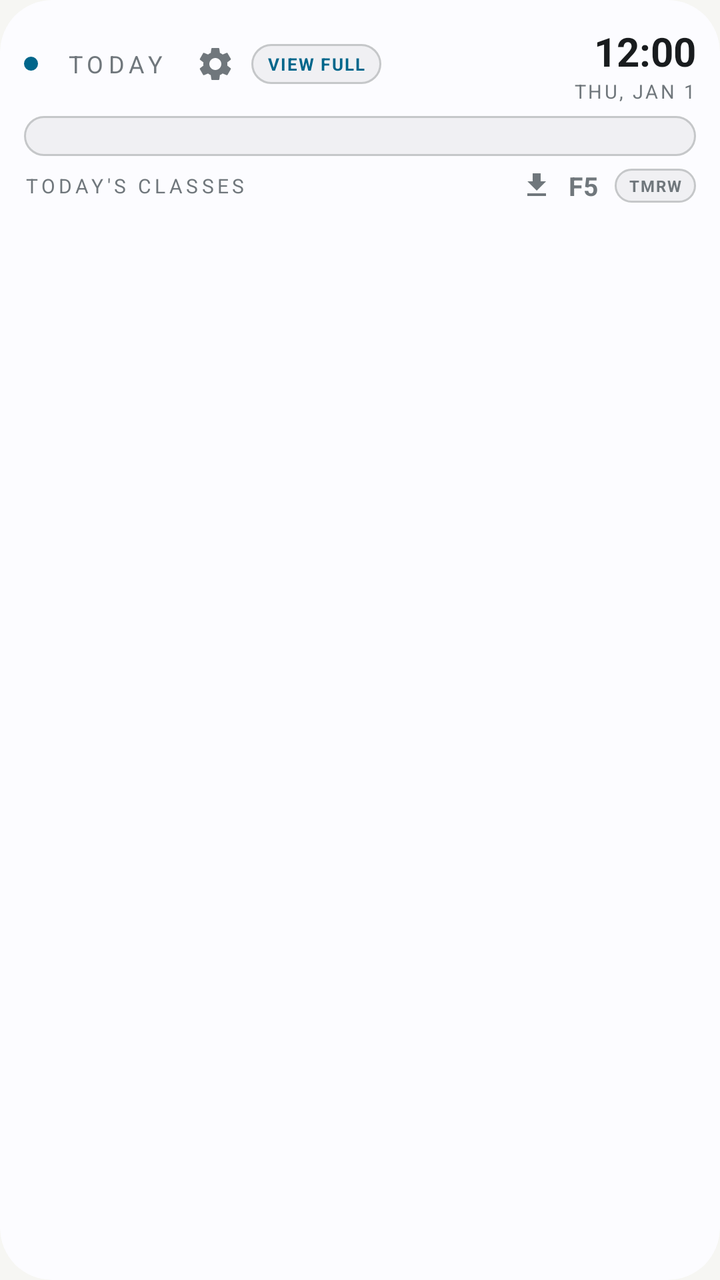
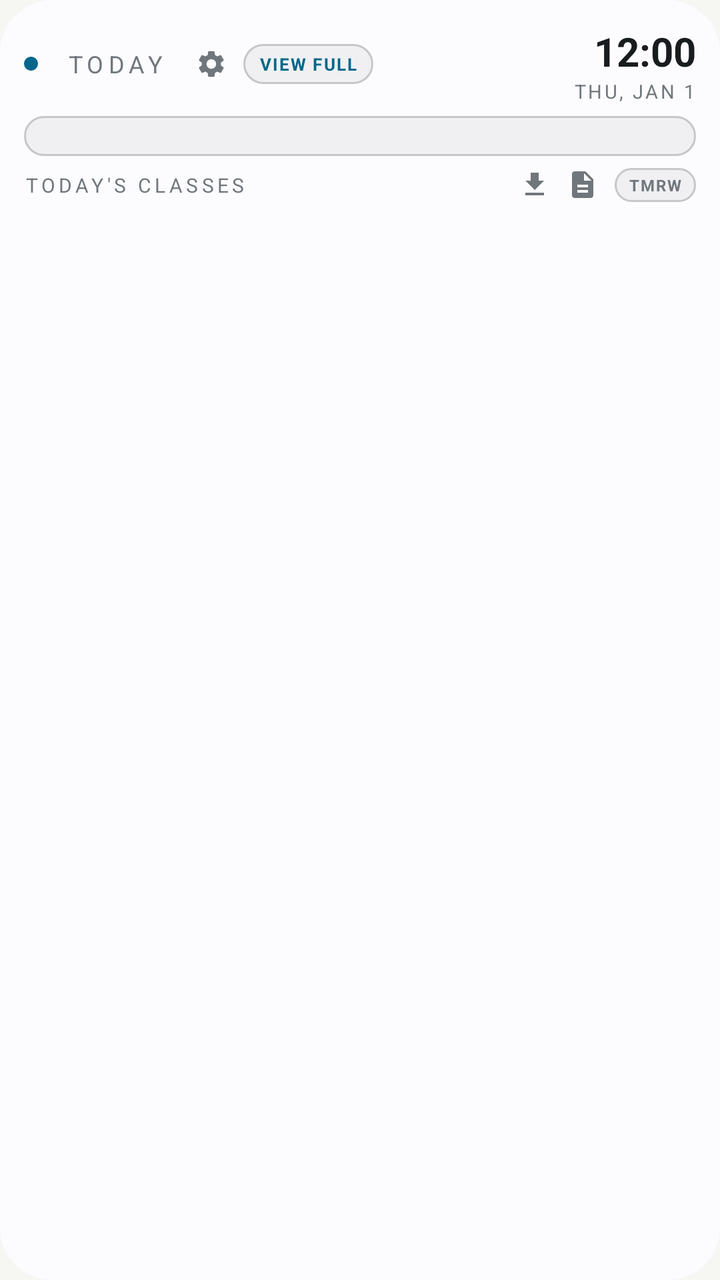

An Android layout rendered at two revisions. The XML below is the earlier revision; the diff shows what the commit changed to produce the second picture.
<!-- AndroidManifest.xml: application theme Theme.CRSScheduler.GE -->
<!-- res/layout/today_widget_adaptive.xml -->
<?xml version="1.0" encoding="utf-8"?>
<FrameLayout xmlns:android="http://schemas.android.com/apk/res/android"
    android:layout_width="match_parent"
    android:layout_height="match_parent"
    android:background="@drawable/widget_bg_adaptive"
    android:clipToOutline="true">

    <LinearLayout
        android:layout_width="match_parent"
        android:layout_height="match_parent"
        android:orientation="vertical"
        android:paddingStart="12dp"
        android:paddingTop="12dp"
        android:paddingEnd="12dp"
        android:paddingBottom="12dp">

                <LinearLayout
            android:layout_width="match_parent"
            android:layout_height="wrap_content"
            android:orientation="horizontal"
            android:gravity="center_vertical"
            android:layout_marginBottom="6dp">

            <ImageView
                android:layout_width="7dp"
                android:layout_height="7dp"
                android:src="@drawable/dot_accent_adaptive" />

            <TextView
                android:id="@+id/header_brand_label"
                android:layout_width="wrap_content"
                android:layout_height="wrap_content"
                android:layout_marginStart="7dp"
                android:paddingStart="7dp"
                android:paddingEnd="7dp"
                android:paddingTop="3dp"
                android:paddingBottom="3dp"
                android:text="TODAY"
                android:textColor="@color/adaptive_ink_dim"
                android:textSize="12sp"
                android:letterSpacing="0.2" />

            <ImageView
                android:id="@+id/btn_settings"
                android:layout_width="20dp"
                android:layout_height="20dp"
                android:layout_marginStart="8dp"
                android:src="@drawable/ic_settings_adaptive" />

            <LinearLayout
                android:id="@+id/btn_view_full_schedule"
                android:layout_width="wrap_content"
                android:layout_height="wrap_content"
                android:layout_marginStart="8dp"
                android:gravity="center"
                android:paddingStart="8dp"
                android:paddingEnd="8dp"
                android:paddingTop="4dp"
                android:paddingBottom="4dp"
                android:background="@drawable/chip_outline_bg_adaptive">

                <TextView
                    android:layout_width="wrap_content"
                    android:layout_height="wrap_content"
                    android:text="VIEW FULL"
                    android:textColor="@color/adaptive_accent"
                    android:textStyle="bold"
                    android:textSize="8.5sp"
                    android:letterSpacing="0.08" />
            </LinearLayout>

            <TextView
                android:layout_width="0dp"
                android:layout_height="1dp"
                android:layout_weight="1" />

            <LinearLayout
                android:layout_width="wrap_content"
                android:layout_height="wrap_content"
                android:orientation="vertical"
                android:gravity="end">

                <TextClock
                    android:id="@+id/clock_time"
                    android:layout_width="wrap_content"
                    android:layout_height="wrap_content"
                    android:format12Hour="h:mm"
                    android:format24Hour="HH:mm"
                    android:textColor="@color/adaptive_ink"
                    android:textSize="20sp"
                    android:textStyle="bold" />

                <TextClock
                    android:id="@+id/clock_date"
                    android:layout_width="wrap_content"
                    android:layout_height="wrap_content"
                    android:format12Hour="EEE, MMM d"
                    android:format24Hour="EEE, MMM d"
                    android:textAllCaps="true"
                    android:textColor="@color/adaptive_ink_dim"
                    android:textSize="9.5sp"
                    android:letterSpacing="0.12" />
            </LinearLayout>
        </LinearLayout>

                <FrameLayout
            android:id="@+id/hero_card"
            android:layout_width="match_parent"
            android:layout_height="wrap_content"
            android:background="@drawable/card_bg_adaptive"
            android:padding="10dp"
            android:layout_marginBottom="6dp">

            <LinearLayout
                android:id="@+id/hero_content"
                android:layout_width="match_parent"
                android:layout_height="wrap_content"
                android:orientation="horizontal"
                android:gravity="center_vertical"
                android:visibility="gone">

                <ImageView
                    android:id="@+id/hero_ring"
                    android:layout_width="64dp"
                    android:layout_height="64dp" />

                <LinearLayout
                    android:layout_width="0dp"
                    android:layout_height="wrap_content"
                    android:layout_weight="1"
                    android:layout_marginStart="12dp"
                    android:orientation="vertical">

                    <TextView
                        android:id="@+id/hero_label"
                        android:layout_width="wrap_content"
                        android:layout_height="wrap_content"
                        android:textColor="@color/adaptive_accent"
                        android:textSize="10sp"
                        android:letterSpacing="0.2"
                        android:textStyle="bold" />

                    <TextView
                        android:id="@+id/hero_class"
                        android:layout_width="match_parent"
                        android:layout_height="wrap_content"
                        android:textColor="@color/adaptive_ink"
                        android:textStyle="bold"
                        android:textSize="15.5sp"
                        android:maxLines="1"
                        android:ellipsize="end"
                        android:layout_marginTop="3dp" />

                    <TextView
                        android:id="@+id/hero_meta"
                        android:layout_width="match_parent"
                        android:layout_height="wrap_content"
                        android:textColor="@color/adaptive_ink_dim"
                        android:textSize="10.5sp"
                        android:maxLines="1"
                        android:ellipsize="end"
                        android:layout_marginTop="4dp" />

                    <Chronometer
                        android:id="@+id/hero_countdown"
                        android:layout_width="wrap_content"
                        android:layout_height="wrap_content"
                        android:textColor="@color/adaptive_ink"
                        android:textSize="13sp"
                        android:layout_marginTop="6dp"
                        android:textStyle="bold" />
                </LinearLayout>
            </LinearLayout>

            <LinearLayout
                android:id="@+id/hero_empty"
                android:layout_width="match_parent"
                android:layout_height="wrap_content"
                android:orientation="vertical"
                android:gravity="center"
                android:visibility="gone">

                <TextView
                    android:id="@+id/hero_empty_title"
                    android:layout_width="match_parent"
                    android:layout_height="wrap_content"
                    android:gravity="center"
                    android:textColor="@color/adaptive_ink"
                    android:textStyle="bold"
                    android:textSize="13.5sp" />

                <TextView
                    android:id="@+id/hero_empty_sub"
                    android:layout_width="match_parent"
                    android:layout_height="wrap_content"
                    android:gravity="center"
                    android:textColor="@color/adaptive_ink_dim"
                    android:textSize="11sp"
                    android:layout_marginTop="4dp" />
            </LinearLayout>
        </FrameLayout>

        <LinearLayout
            android:layout_width="match_parent"
            android:layout_height="wrap_content"
            android:orientation="horizontal"
            android:gravity="center_vertical"
            android:layout_marginBottom="4dp">

            <TextView
                android:id="@+id/today_list_title"
                android:layout_width="0dp"
                android:layout_height="wrap_content"
                android:layout_weight="1"
                android:text="TODAY'S CLASSES"
                android:textColor="@color/adaptive_ink_dim"
                android:textSize="10sp"
                android:letterSpacing="0.18"
                android:maxLines="1"
                android:ellipsize="end" />

            <ImageView
                android:id="@+id/btn_save"
                android:layout_width="16dp"
                android:layout_height="16dp"
                android:layout_marginStart="8dp"
                android:src="@drawable/ic_save_adaptive" />

            <TextView
                android:id="@+id/btn_form5"
                android:layout_width="wrap_content"
                android:layout_height="wrap_content"
                android:layout_marginStart="8dp"
                android:text="F5"
                android:textColor="@color/adaptive_ink_dim"
                android:textSize="13sp"
                android:textStyle="bold"
                android:letterSpacing="0.02" />

            <TextView
                android:id="@+id/btn_toggle_tomorrow"
                android:layout_width="wrap_content"
                android:layout_height="wrap_content"
                android:layout_marginStart="8dp"
                android:paddingStart="7dp"
                android:paddingEnd="7dp"
                android:paddingTop="3dp"
                android:paddingBottom="3dp"
                android:text="TMRW"
                android:textColor="@color/adaptive_ink_dim"
                android:textSize="8sp"
                android:textStyle="bold"
                android:letterSpacing="0.08"
                android:background="@drawable/chip_outline_bg_adaptive" />
        </LinearLayout>

        <FrameLayout
            android:id="@+id/today_list_wrapper"
            android:layout_width="match_parent"
            android:layout_height="0dp"
            android:layout_weight="1">

            <ListView
                android:id="@+id/today_list_listview"
                android:layout_width="match_parent"
                android:layout_height="match_parent"
                android:divider="@null"
                android:dividerHeight="0dp"
                android:scrollbars="none"
                android:listSelector="@android:color/transparent"
                android:clipToPadding="false" />

            <TextView
                android:id="@+id/today_list_empty"
                android:layout_width="match_parent"
                android:layout_height="wrap_content"
                android:layout_gravity="center"
                android:gravity="center"
                android:visibility="gone"
                android:text="No classes today."
                android:maxLines="2"
                android:ellipsize="end"
                android:textColor="@color/adaptive_ink_dim"
                android:textSize="11sp" />
        </FrameLayout>

    </LinearLayout>

</FrameLayout>
<!-- resources referenced by this layout -->
<resources>
  <color name="adaptive_accent">@android:color/system_accent1_600</color>
  <color name="adaptive_ink">@android:color/system_neutral1_900</color>
  <color name="adaptive_ink_dim">@android:color/system_neutral2_500</color>
  <!-- drawable card_bg_adaptive (drawable) -->
  <?xml version="1.0" encoding="utf-8"?>
  <shape xmlns:android="http://schemas.android.com/apk/res/android">
      <solid android:color="@color/adaptive_surface" />
      <corners android:radius="22dp" />
      <stroke android:width="1dp" android:color="@color/adaptive_line" />
  </shape>
  <!-- drawable chip_outline_bg_adaptive (drawable) -->
  <?xml version="1.0" encoding="utf-8"?>
  <shape xmlns:android="http://schemas.android.com/apk/res/android">
      <solid android:color="@color/adaptive_surface" />
      <corners android:radius="10dp" />
      <stroke android:width="1dp" android:color="@color/adaptive_line" />
  </shape>
  <!-- drawable dot_accent_adaptive (drawable) -->
  <?xml version="1.0" encoding="utf-8"?>
  <shape xmlns:android="http://schemas.android.com/apk/res/android" android:shape="oval">
      <solid android:color="@color/adaptive_accent" />
  </shape>
  <!-- drawable ic_save_adaptive (drawable) -->
  <?xml version="1.0" encoding="utf-8"?>
  <vector xmlns:android="http://schemas.android.com/apk/res/android"
      android:width="24dp"
      android:height="24dp"
      android:viewportWidth="24"
      android:viewportHeight="24"
      android:tint="@color/adaptive_ink_dim">
      <path
          android:fillColor="#FF000000"
          android:pathData="M19,9h-4V3H9v6H5l7,7l7,-7zM5,18v2h14v-2H5z" />
  </vector>
  <!-- drawable widget_bg_adaptive (drawable) -->
  <?xml version="1.0" encoding="utf-8"?>
  <shape xmlns:android="http://schemas.android.com/apk/res/android">
      <solid android:color="@color/adaptive_bg" />
      <corners android:radius="26dp" />
  </shape>
  <style name="Theme.CRSScheduler.GE" parent="Theme.AppCompat.DayNight.NoActionBar">
          <item name="android:windowBackground">@color/ge_bg</item>
          <item name="colorPrimary">@color/ge_accent</item>
          <item name="colorPrimaryDark">@color/ge_bg</item>
          <item name="colorAccent">@color/ge_accent</item>
      </style>
  <color name="adaptive_surface">@android:color/system_neutral1_50</color>
  <color name="adaptive_line">@android:color/system_neutral1_200</color>
  <color name="adaptive_bg">@android:color/system_neutral1_10</color>
  <color name="ge_bg">#F6F6F3</color>
  <color name="ge_accent">#7B1113</color>
  <!-- unchanged entries left out for length: 1 -->
</resources>

<!-- the commit's change to res/layout/today_widget_adaptive.xml (unified diff, before → after) -->
@@ -4,6 +4,13 @@
     android:layout_height="match_parent"
     android:background="@drawable/widget_bg_adaptive"
     android:clipToOutline="true">
+
+    <ImageView
+        android:id="@+id/widget_custom_bg"
+        android:layout_width="match_parent"
+        android:layout_height="match_parent"
+        android:scaleType="centerCrop"
+        android:visibility="gone" />
 
     <LinearLayout
         android:layout_width="match_parent"
@@ -22,6 +29,7 @@
             android:layout_marginBottom="6dp">
 
             <ImageView
+                android:id="@+id/header_dot"
                 android:layout_width="7dp"
                 android:layout_height="7dp"
                 android:src="@drawable/dot_accent_adaptive" />
@@ -42,8 +50,8 @@
 
             <ImageView
                 android:id="@+id/btn_settings"
-                android:layout_width="20dp"
-                android:layout_height="20dp"
+                android:layout_width="16dp"
+                android:layout_height="16dp"
                 android:layout_marginStart="8dp"
                 android:src="@drawable/ic_settings_adaptive" />
 
@@ -60,6 +68,7 @@
                 android:background="@drawable/chip_outline_bg_adaptive">
 
                 <TextView
+                    android:id="@+id/view_full_schedule_label"
                     android:layout_width="wrap_content"
                     android:layout_height="wrap_content"
                     android:text="VIEW FULL"
@@ -226,16 +235,12 @@
                 android:layout_marginStart="8dp"
                 android:src="@drawable/ic_save_adaptive" />
 
-            <TextView
+            <ImageView
                 android:id="@+id/btn_form5"
-                android:layout_width="wrap_content"
-                android:layout_height="wrap_content"
-                android:layout_marginStart="8dp"
-                android:text="F5"
-                android:textColor="@color/adaptive_ink_dim"
-                android:textSize="13sp"
-                android:textStyle="bold"
-                android:letterSpacing="0.02" />
+                android:layout_width="16dp"
+                android:layout_height="16dp"
+                android:layout_marginStart="8dp"
+                android:src="@drawable/ic_form5_adaptive" />
 
             <TextView
                 android:id="@+id/btn_toggle_tomorrow"
<!-- resource entries referenced after the edit -->
@@ -22,6 +22,18 @@
   <shape xmlns:android="http://schemas.android.com/apk/res/android" android:shape="oval">
       <solid android:color="@color/adaptive_accent" />
   </shape>
+  <!-- drawable ic_form5_adaptive (drawable) -->
+  <?xml version="1.0" encoding="utf-8"?>
+  <vector xmlns:android="http://schemas.android.com/apk/res/android"
+      android:width="24dp"
+      android:height="24dp"
+      android:viewportWidth="24"
+      android:viewportHeight="24"
+      android:tint="@color/adaptive_ink_dim">
+      <path
+          android:fillColor="#FF000000"
+          android:pathData="M14,2H6C4.9,2 4,2.9 4,4v16c0,1.1 0.89,2 1.99,2H18c1.1,0 2,-0.9 2,-2V8L14,2zM16,18H8v-2h8V18zM16,14H8v-2h8V14zM13,9V3.5L18.5,9H13z" />
+  </vector>
   <!-- drawable ic_save_adaptive (drawable) -->
   <?xml version="1.0" encoding="utf-8"?>
   <vector xmlns:android="http://schemas.android.com/apk/res/android"
